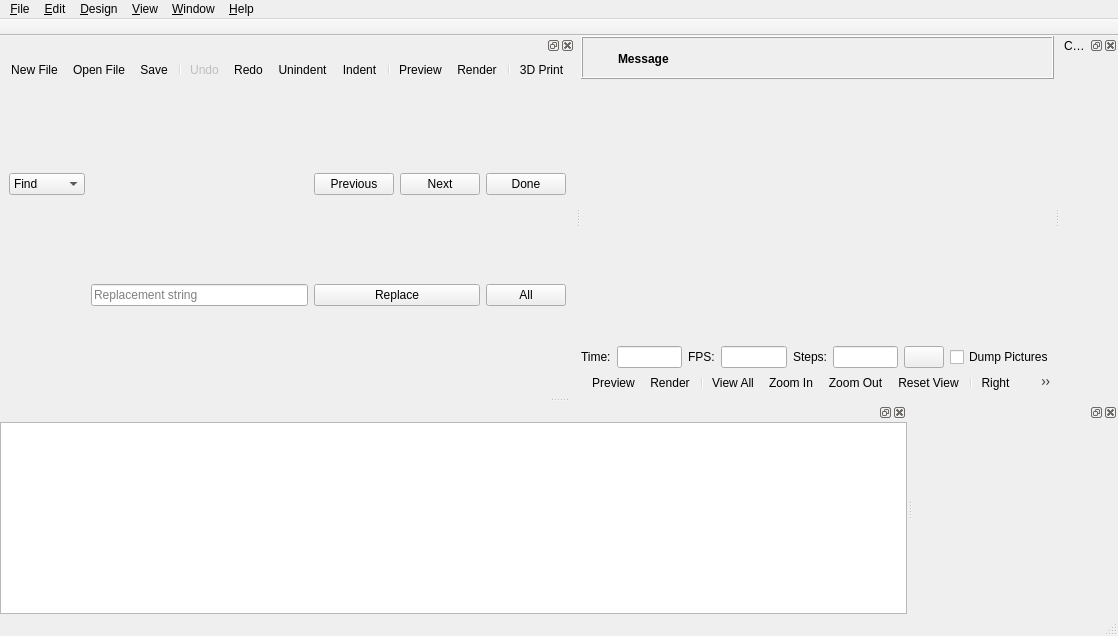
This is src/gui/MainWindow.ui in openscad/openscad as Qt 5 draws it before an edit. The edited form follows.
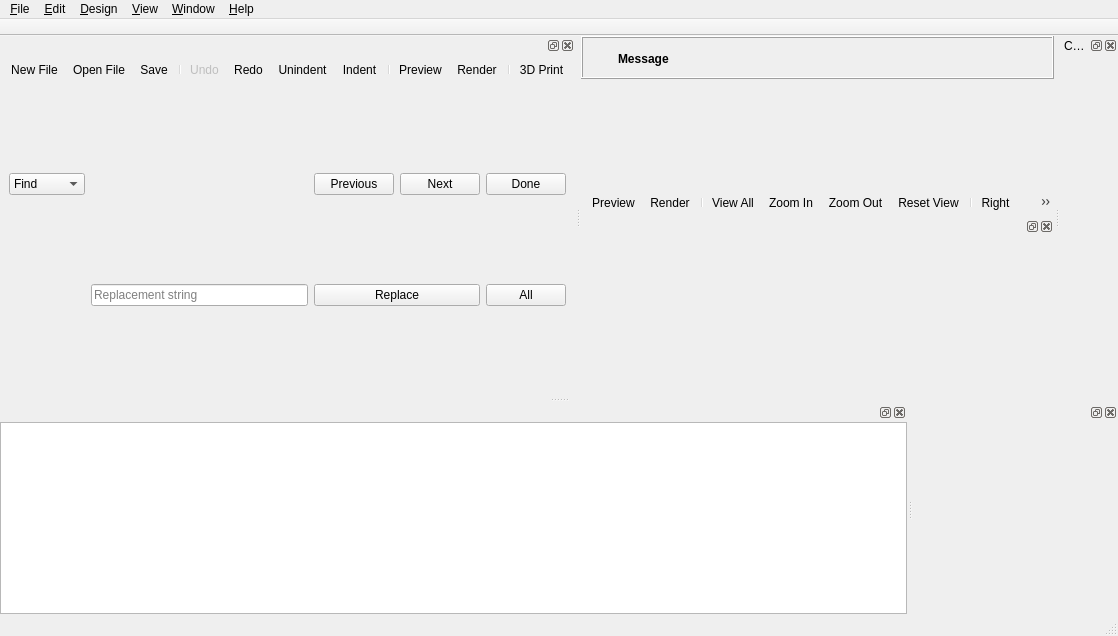
This is the edited form. Icons and pictures are not drawn. Custom widgets are drawn as their Qt base class.

Commit message: rough draft for animate widget

The edit to the form file:
```diff
--- a/src/gui/MainWindow.ui
+++ b/src/gui/MainWindow.ui
@@ -165,84 +165,6 @@
          </property>
         </widget>
        </item>
-       <item>
-        <widget class="QFrame" name="animate_panel">
-         <property name="enabled">
-          <bool>true</bool>
-         </property>
-         <property name="frameShape">
-          <enum>QFrame::NoFrame</enum>
-         </property>
-         <property name="frameShadow">
-          <enum>QFrame::Raised</enum>
-         </property>
-         <property name="lineWidth">
-          <number>0</number>
-         </property>
-         <layout class="QHBoxLayout" name="horizontalLayoutAnimate">
-          <property name="leftMargin">
-           <number>0</number>
-          </property>
-          <property name="topMargin">
-           <number>0</number>
-          </property>
-          <property name="rightMargin">
-           <number>0</number>
-          </property>
-          <property name="bottomMargin">
-           <number>0</number>
-          </property>
-          <item>
-           <widget class="QLabel" name="label_time">
-            <property name="text">
-             <string>Time:</string>
-            </property>
-           </widget>
-          </item>
-          <item>
-           <widget class="QLineEdit" name="e_tval"/>
-          </item>
-          <item>
-           <widget class="QLabel" name="label_fps">
-            <property name="text">
-             <string>FPS:</string>
-            </property>
-           </widget>
-          </item>
-          <item>
-           <widget class="QLineEdit" name="e_fps"/>
-          </item>
-          <item>
-           <widget class="QLabel" name="label_steps">
-            <property name="text">
-             <string>Steps:</string>
-            </property>
-           </widget>
-          </item>
-          <item>
-           <widget class="QLineEdit" name="e_fsteps"/>
-          </item>
-          <item>
-           <widget class="QPushButton" name="pauseButton">
-            <property name="text">
-             <string/>
-            </property>
-            <property name="icon">
-             <iconset resource="../../resources/common.qrc">
-              <normaloff>:/icons/svg-default/animate-pause.svg</normaloff>:/icons/svg-default/animate-pause.svg</iconset>
-            </property>
-           </widget>
-          </item>
-          <item>
-           <widget class="QCheckBox" name="e_dump">
-            <property name="text">
-             <string>Dump Pictures</string>
-            </property>
-           </widget>
-          </item>
-         </layout>
-        </widget>
-       </item>
        <item>
         <widget class="QToolBar" name="viewerToolBar">
          <addaction name="designActionPreview"/>
@@ -275,6 +197,42 @@
       <zorder>frameCompileResult</zorder>
      </widget>
     </item>
+       <item>
+  <widget class="Dock" name="animateDock">
+   <attribute name="dockWidgetArea">
+    <number>9</number>
+   </attribute>
+   <widget class="QWidget" name="animateDockContents">
+    <property name="focusPolicy">
+     <enum>Qt::StrongFocus</enum>
+    </property>
+    <layout class="QVBoxLayout" name="verticalLayout_animate">
+     <property name="leftMargin">
+      <number>0</number>
+     </property>
+     <property name="topMargin">
+      <number>0</number>
+     </property>
+     <property name="rightMargin">
+      <number>0</number>
+     </property>
+     <property name="bottomMargin">
+      <number>0</number>
+     </property>
+     <item>
+      <widget class="Animate" name="animateWidget" native="true">
+       <property name="minimumSize">
+        <size>
+         <width>400</width>
+         <height>30</height>
+        </size>
+       </property>
+      </widget>
+     </item>
+    </layout>
+   </widget>
+  </widget>
+       </item>
    </layout>
   </widget>
   <widget class="QMenuBar" name="menubar">
@@ -1575,6 +1533,12 @@
    <header>gui/ErrorLog.h</header>
    <container>1</container>
   </customwidget>
+  <customwidget>
+   <class>Animate</class>
+   <extends>QWidget</extends>
+   <header>gui/Animate.h</header>
+   <container>1</container>
+  </customwidget>
  </customwidgets>
  <resources>
   <include location="../../resources/common.qrc"/>
```
Left out of the diff: 27 changed lines with no effect on the pictures. The commit also changes 14 other files.
